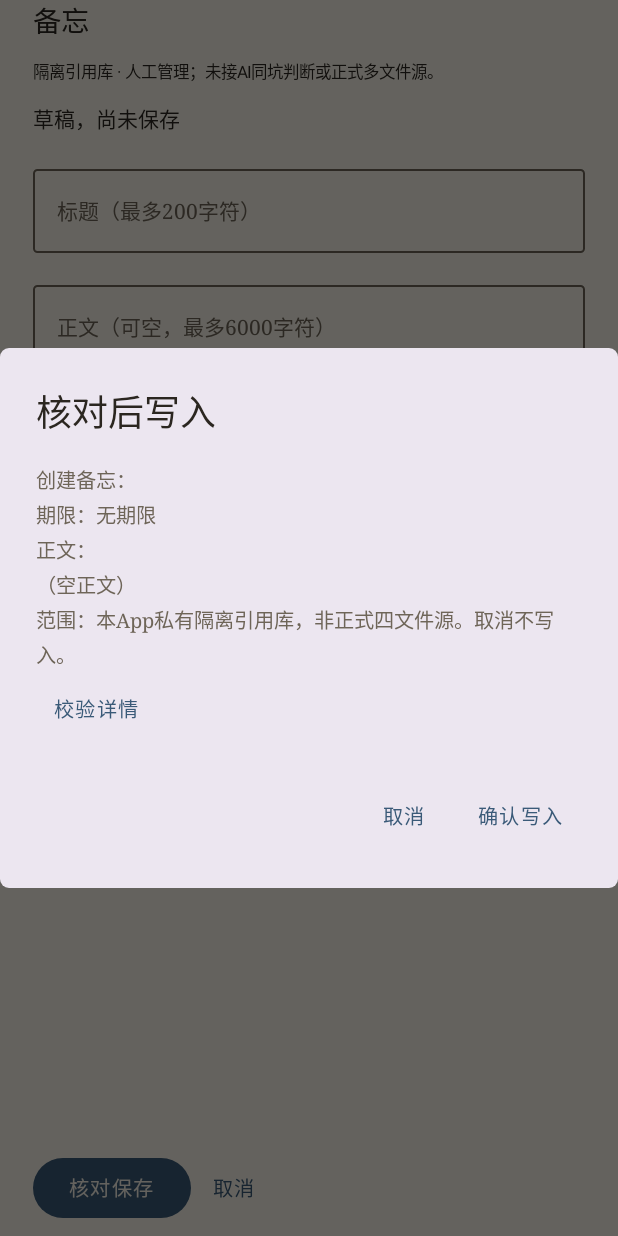
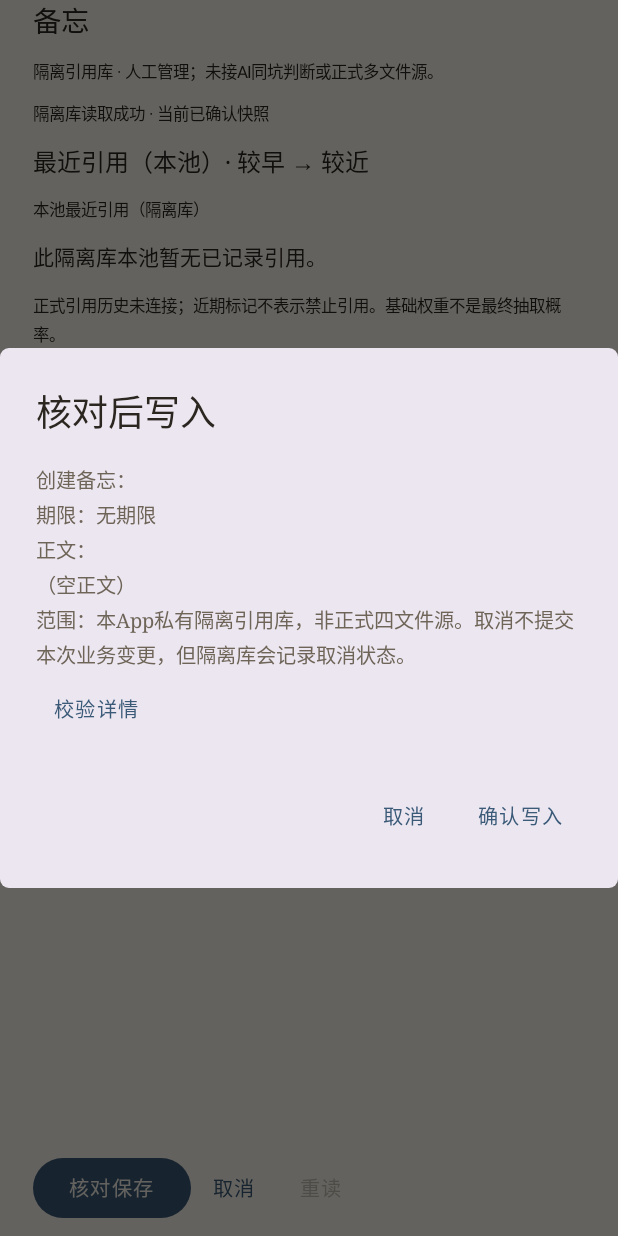
Before and after one commit to 0-0Nm/KNTE, an Android app built with Jetpack Compose: the composable ReferenceScreen shown on its own in the app's theme, after a tap on "核对保存", on a phone screen of 412 x 824 dp. Run offline under Robolectric (Android 15) with nearby library versions, the phone set to English and light mode, and no system bars; pictures from the network do not load; 1 statement that could not run was skipped; 1 other tap on this screen came first.

Commit message:
ui: clarify reference snapshots recent pools and cancellation feedback

```diff
--- /dev/null
+++ b/app/src/main/kotlin/com/knte/preview/reference/ReferencePresentation.kt
@@ -0,0 +1,87 @@
+package com.knte.preview.reference
+
+import com.knte.core.reference.*
+import com.knte.core.reference.store.*
+import java.time.LocalDate
+
+enum class ReferenceActivity(val message:String) {
+    IDLE(""), READING("正在读取隔离库"), PREPARING("正在准备核对摘要"),
+    CONFIRMING("正在提交并独立核对"), CANCELLING("正在记录计划取消状态"),
+    CLASSIFYING("正在只读核对未决状态")
+}
+
+data class ReferenceDraft(val pool:ReferencePool,val id:String,val title:String="",
+    val body:String="",val due:String="",val count:String="1") {
+    val dirty:Boolean get()=title.isNotEmpty() || body.isNotEmpty() || due.isNotEmpty() || count!="1"
+}
+data class ReferenceConfirmation(val plan:ReferenceStorePlan,val id:String,val label:String)
+data class ReferenceUiState(val loaded:Boolean=false,val snapshot:ReferenceStoreSnapshot?=null,
+    val draft:ReferenceDraft?=null,val confirmation:ReferenceConfirmation?=null,val busy:Boolean=false,
+    val activity:ReferenceActivity=ReferenceActivity.IDLE,val readFailed:Boolean=false,
+    val reviewRequired:Boolean=false,val error:String?=null,val notice:String?=null) {
+    val hasUnsavedChanges:Boolean get()=draft?.dirty==true
+    val canLeave:Boolean get()=!busy && !reviewRequired && confirmation==null && !hasUnsavedChanges
+}
+
+/** UI-only projection. Never infers history or final selection probability. */
+data class ReferencePoolPresentation(
+    val snapshotLabel:String,
+    val recentMessage:String,
+    val recent:List<String>,
+    val rows:List<ReferenceListRow>,
+    val emptyRowsMessage:String,
+)
+
+fun referencePoolPresentation(s:ReferenceUiState,pool:ReferencePool,today:LocalDate):ReferencePoolPresentation {
+    val snap=s.snapshot
+    if(snap==null) {
+        val message=when {
+            s.busy -> "尚无已确认快照；"+s.activity.message
+            s.readFailed -> "读取失败，最近引用历史不可用；不视为空历史"
+            else -> "首次读取尚未完成，最近引用历史未知"
+        }
+        return ReferencePoolPresentation(message,message,emptyList(),emptyList(),"")
+    }
+    val stale=s.busy || s.readFailed || snap.hasPending || s.reviewRequired
+    val label=if(stale) buildString {
+        append("上次确认快照（last-good）")
+        if(snap.hasPending) append(" · 存在未决写入，仅展示旧快照")
+        if(s.readFailed) append(" · 本次重读失败")
+        if(s.reviewRequired) append(" · 结果待核对，安全锁保留")
+        if(s.busy) append(" · ").append(s.activity.message)
+    } else "隔离库读取成功 · 当前已确认快照"
+    val ids=when(pool){ReferencePool.MEMO->snap.recentQueues.memo;ReferencePool.PITFALL->snap.recentQueues.pitfall}
+    val titles=snap.entries.filter{it.pool==pool}.associateBy{it.id}
+    val recent=ids.mapIndexed{index,id -> "${index+1}. ${titles[id]?.title ?: "当前快照无对应条目"} · $id"}
+    val rows=ReferenceList.list(snap.entries,ReferenceScope.all(),today,pool=pool,recent=mapOf(pool to ids))
+    return ReferencePoolPresentation(label,
+        if(stale) "上次确认的本池最近引用（非本次读取结果）" else "本池最近引用（隔离库）",
+        recent,rows,if(stale) "上次确认快照中本池无记录；不表示当前库为空。" else "隔离库读取成功，本池暂无记录。")
+}
+
+fun referenceRecentEmptyMessage(s:ReferenceUiState):String =
+    if(s.busy || s.readFailed || s.reviewRequired || s.snapshot?.hasPending==true)
+        "上次确认历史中本池暂无已记录引用；当前结果待核对。"
+    else "此隔离库本池暂无已记录引用。"
+
+fun referencePendingMessage(state:ReferencePendingClass):String = "只读核对："+when(state) {
+    ReferencePendingClass.APPLIED -> "观察到变更已落地，仍待人工核对"
+    ReferencePendingClass.NOT_APPLIED -> "观察到变更未落地，仍不重发"
+    ReferencePendingClass.UNKNOWN -> "无法判断写入结果，保留草稿与安全锁"
+}+"。未重发、未解锁、未删除未决标记。"
+
+fun referenceWeightReason(reason:String):String = when(reason) {
+    "memo_archived" -> "备忘已完成或归档"
+    "memo_no_due" -> "备忘无期限"
+    "memo_expired" -> "备忘已过期"
+    "memo_due_0_3" -> "备忘距期限0至3天（含边界）"
+    "memo_due_3_7" -> "备忘距期限大于3至7天"
+    "memo_due_7_14" -> "备忘距期限大于7至14天"
+    "memo_due_14_30" -> "备忘距期限大于14至30天"
+    "memo_due_30_60" -> "备忘距期限大于30至60天"
+    "memo_due_60_90" -> "备忘距期限大于60至90天"
+    "memo_due_90_plus" -> "备忘距期限大于90天"
+    "pitfall_archived" -> "吃一堑已归档"
+    "pitfall_occasions" -> "依据人工确认次数"
+    else -> "原因未识别（$reason）"
+}
--- a/app/src/main/kotlin/com/knte/preview/reference/ReferenceScreen.kt
+++ b/app/src/main/kotlin/com/knte/preview/reference/ReferenceScreen.kt
@@ -18,16 +18,17 @@ import java.time.LocalDate
 fun ReferenceScreen(vm:ReferenceViewModel,pool:ReferencePool=ReferencePool.MEMO) {
     val s by vm.state.collectAsStateWithLifecycle()
     var discard by rememberSaveable{mutableStateOf(false)}
-    var details by rememberSaveable{mutableStateOf(false)}
-    fun leave(){if(!s.busy){if(s.hasUnsavedChanges)discard=true else vm.discard()}}
+    fun leave(){if(!s.busy && !s.reviewRequired){if(s.hasUnsavedChanges)discard=true else vm.discard()}}
     BackHandler(enabled=s.draft!=null){leave()}
     if(discard)AlertDialog(onDismissRequest={discard=false},title={Text("放弃未保存草稿？")},
         text={Text("不会删除已存备忘或吃一堑。")},
         confirmButton={TextButton(onClick={discard=false;vm.discard()}){Text("放弃草稿")}},
         dismissButton={TextButton(onClick={discard=false}){Text("继续编辑")}})
-    s.confirmation?.let{c->AlertDialog(onDismissRequest=vm::dismissConfirmation,title={Text("核对后写入")},
+    s.confirmation?.let{c->
+        var details by remember(c.plan.token){mutableStateOf(false)}
+        AlertDialog(onDismissRequest=vm::dismissConfirmation,title={Text("核对后写入")},
         text={Column(Modifier.verticalScroll(rememberScrollState())){
-            Text(c.label);Text("范围：本App私有隔离引用库，非正式四文件源。取消不写入。")
+            Text(c.label);Text("范围：本App私有隔离引用库，非正式四文件源。取消不提交本次业务变更，但隔离库会记录取消状态。")
             TextButton(onClick={details=!details}){Text(if(details)"收起校验详情" else "校验详情")}
             if(details)Text("计划：${c.plan.token}\n基线：${c.plan.beforeSha256}",style=MaterialTheme.typography.bodySmall)
         }},confirmButton={TextButton(onClick=vm::confirm,enabled=!s.busy){Text("确认写入")}},
@@ -39,6 +40,16 @@ fun ReferenceScreen(vm:ReferenceViewModel,pool:ReferencePool=ReferencePool.MEMO)
             Text("隔离引用库 · 人工管理；未接AI同坑判断或正式多文件源。",style=MaterialTheme.typography.bodySmall)
             s.error?.let{Text(it,color=MaterialTheme.colorScheme.error)};s.notice?.let{Text(it,style=MaterialTheme.typography.bodySmall)}
             if(s.reviewRequired || s.snapshot?.hasPending==true)TextButton(onClick=vm::classifyPending,enabled=!s.busy){Text("只读核对未决状态")}
+            val presentation=referencePoolPresentation(s,pool,LocalDate.now())
+            if(s.busy)Text(s.activity.message)
+            Text(presentation.snapshotLabel,style=MaterialTheme.typography.bodySmall)
+            Text("最近引用（本池）· 较早 → 较近",style=MaterialTheme.typography.titleMedium)
+            Text(presentation.recentMessage,style=MaterialTheme.typography.bodySmall)
+            if(s.snapshot!=null){
+                if(presentation.recent.isEmpty())Text(referenceRecentEmptyMessage(s))
+                presentation.recent.forEach{Text(it)}
+            }
+            Text("正式引用历史未连接；近期标记不表示禁止引用。基础权重不是最终抽取概率。",style=MaterialTheme.typography.bodySmall)
             val d=s.draft
             if(d!=null){
                 Text("草稿，尚未保存")
@@ -46,14 +57,15 @@ fun ReferenceScreen(vm:ReferenceViewModel,pool:ReferencePool=ReferencePool.MEMO)
                 OutlinedTextField(d.body,{vm.change(body=it)},label={Text("正文（可空，最多6000字符）")},enabled=!s.busy && !s.reviewRequired,minLines=3,modifier=Modifier.fillMaxWidth())
                 if(d.pool==ReferencePool.MEMO)OutlinedTextField(d.due,{vm.change(due=it)},label={Text("期限 YYYY-MM-DD（可空）")},enabled=!s.busy && !s.reviewRequired,modifier=Modifier.fillMaxWidth())
                 else OutlinedTextField(d.count,{vm.change(count=it)},label={Text("人工确认次数（1..100000）")},enabled=!s.busy && !s.reviewRequired,modifier=Modifier.fillMaxWidth())
-            }else if(s.loaded){
-                val snap=s.snapshot!!
-                val rows=ReferenceList.list(snap.entries,ReferenceScope.all(),LocalDate.now(),pool=pool)
-                if(rows.isEmpty())Text("隔离库读取成功，本池暂无记录。")
+            }else if(s.snapshot!=null){
+                val rows=presentation.rows
+                if(rows.isEmpty())Text(presentation.emptyRowsMessage)
                 rows.forEach{row->Surface(shape=RoundedCornerShape(3.dp),color=MaterialTheme.colorScheme.surfaceVariant){Column(Modifier.padding(12.dp)){
                     Text(row.entry.title,style=MaterialTheme.typography.titleMedium)
                     row.entry.body?.let{Text(it)}
-                    Text("权重 ${row.weight} · ${if(row.entry.archived)"已归档" else if((row.entry as? ReferenceEntry.Memo)?.done == true)"已完成" else "未归档"}",style=MaterialTheme.typography.bodySmall)
+                    Text("基础权重 ${row.weight} · ${if(row.entry.archived)"已归档" else if((row.entry as? ReferenceEntry.Memo)?.done == true)"已完成" else "未归档"}",style=MaterialTheme.typography.bodySmall)
+                    Text("原因：${referenceWeightReason(row.reason)}",style=MaterialTheme.typography.bodySmall)
+                    if(row.inRecent)Text("近期引用（本池）",style=MaterialTheme.typography.bodySmall)
                     if(!row.entry.archived && !s.reviewRequired){Row{
                         val memo=row.entry as? ReferenceEntry.Memo
                         if(memo!=null && !memo.done)TextButton(onClick={vm.prepareDone(memo)},enabled=!s.busy){Text("完成")}
@@ -65,11 +77,11 @@ fun ReferenceScreen(vm:ReferenceViewModel,pool:ReferencePool=ReferencePool.MEMO)
         Row(Modifier.fillMaxWidth().padding(bottom=8.dp)){
             if(s.draft==null){
                 Button(onClick={vm.begin(pool)},enabled=!s.busy && !s.reviewRequired && s.loaded){Text("新建")}
-                TextButton(onClick=vm::reload,enabled=!s.busy){Text("重读")}
             }else{
                 Button(onClick=vm::prepareCreate,enabled=!s.busy && !s.reviewRequired){Text("核对保存")}
-                TextButton(onClick={leave()},enabled=!s.busy){Text("取消")}
+                TextButton(onClick={leave()},enabled=!s.busy && !s.reviewRequired){Text("取消")}
             }
+            TextButton(onClick=vm::reload,enabled=!s.busy && s.confirmation==null){Text("重读")}
         }
     }
 }
```
Also changed, not shown: app/src/main/kotlin/com/knte/preview/reference/ReferenceViewModel.kt (+44 -34 lines), 2 other files.
